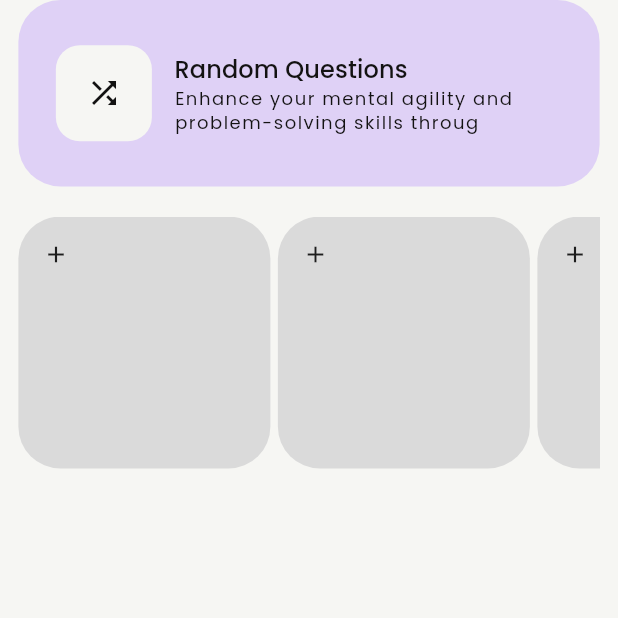
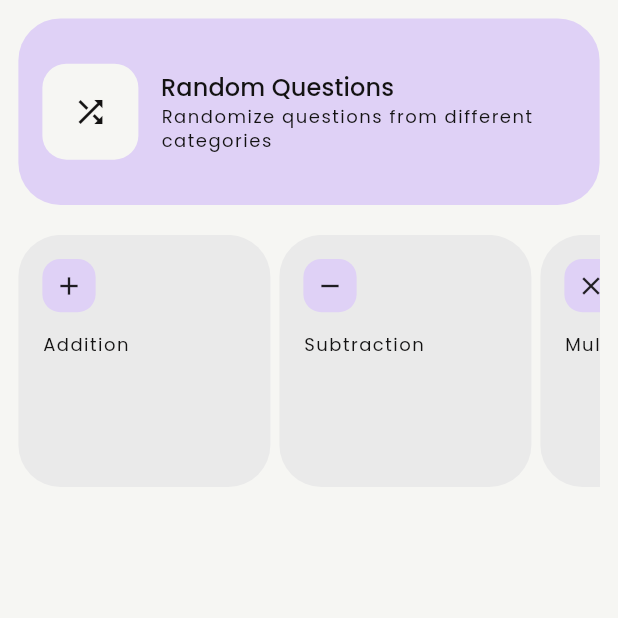
Before and after one commit to prime-infinity/numeracy_app, a Flutter app: the screen it shows after launch, on a phone screen of 412 x 824 dp, the top half of it. Run offline on Flutter 3.47's test engine with Material 3 defaults, Android fonts, the phone set to English and light mode, and no system bars; our stand-ins replace flutter_riverpod, google_fonts, riverpod_annotation; generated files the repository leaves out were written again.

Commit message:
working on home

```diff
--- a/lib/screens/home/home.dart
+++ b/lib/screens/home/home.dart
@@ -1,3 +1,4 @@
+import 'package:flutter/cupertino.dart';
 import 'package:flutter/material.dart';
 import 'package:numeracy_app/shared/texts/styled_text.dart';
 import 'package:numeracy_app/theme.dart';
@@ -21,7 +22,7 @@ class _HomeState extends State<Home> {
       body: SafeArea(
         child: SingleChildScrollView(
           child: Padding(
-            padding: const EdgeInsets.symmetric(horizontal: 12.25),
+            padding: const EdgeInsets.all(12.25),
             child: Column(
               mainAxisAlignment: MainAxisAlignment.start,
               crossAxisAlignment: CrossAxisAlignment.start,
@@ -34,7 +35,7 @@ class _HomeState extends State<Home> {
                         BorderRadius.circular(AppDimensions.cardRadius),
                   ),
                   child: Padding(
-                    padding: const EdgeInsets.all(25.0),
+                    padding: const EdgeInsets.all(16.0),
                     child: Row(
                       children: [
                         Container(
@@ -58,7 +59,7 @@ class _HomeState extends State<Home> {
                               StyledTitleSmallText(
                                   "Random Questions", AppColors.black),
                               StyledSmallText(
-                                  "Enhance your mental agility and problem-solving skills throug",
+                                  "Randomize questions from different categories",
                                   AppColors.black)
                             ],
                           ),
@@ -74,29 +75,33 @@ class _HomeState extends State<Home> {
                     child: Row(
                       children: [
                         _buildCard(
-                          title: 'Addition Questions',
+                          title: 'Addition',
                           description:
                               'Enhance your mental agility and problem-solving skills through addition exercises.',
+                          icon: Icons.add,
                         ),
-                        const SizedBox(width: 5),
+                        const SizedBox(width: 6),
                         _buildCard(
-                          title: 'Subtraction Questions',
+                          title: 'Subtraction',
                           description:
                               'Enhance your mental agility and problem-solving skills through subtraction exercises.',
+                          icon: Icons.remove,
                         ),
-                        const SizedBox(width: 5),
+                        const SizedBox(width: 6),
                         _buildCard(
-                          title: 'Multiplication Questions',
+                          title: 'Multiplication',
                           description:
                               'Enhance your mental agility and problem-solving skills through multiplication exercises.',
+                          icon: Icons.close,
                         ),
-                        const SizedBox(width: 5),
+                        const SizedBox(width: 6),
                         _buildCard(
-                          title: 'Division Questions',
+                          title: 'Division',
                           description:
                               'Enhance your mental agility and problem-solving skills through division exercises.',
+                          icon: CupertinoIcons.divide,
                         ),
-                        const SizedBox(width: 5),
+                        const SizedBox(width: 6),
                       ],
                     ))
               ],
@@ -107,23 +112,36 @@ class _HomeState extends State<Home> {
     );
   }
 
-  Widget _buildCard({required String title, required String description}) {
+  Widget _buildCard({
+    required String title,
+    required String description,
+    required IconData icon,
+  }) {
     return Container(
       width: 168,
       height: 168,
       decoration: BoxDecoration(
-        color: AppColors.cardGrey,
+        color: const Color.fromARGB(255, 234, 234, 234),
         borderRadius: BorderRadius.circular(AppDimensions.cardRadius),
       ),
-      child: const Padding(
-        padding: EdgeInsets.all(16.0),
+      child: Padding(
+        padding: const EdgeInsets.all(16.0),
         child: Column(
           crossAxisAlignment: CrossAxisAlignment.start,
           children: [
-            Icon(
-              Icons.add,
-              size: 18,
+            Container(
+              width: 35.5,
+              height: 35.5,
+              decoration: BoxDecoration(
+                  color: AppColors.primaryAccent,
+                  borderRadius: BorderRadius.circular(12)),
+              child: Icon(
+                icon,
+                size: 20,
+              ),
             ),
+            SizedBox(height: 14),
+            StyledSmallText(title, AppColors.black)
           ],
         ),
       ),
--- a/lib/theme.dart
+++ b/lib/theme.dart
@@ -9,7 +9,7 @@ class AppColors {
   static Color failureBorder = const Color(0xFFD32F2F);
   static Color black = const Color.fromARGB(255, 19, 18, 18);
   static Color white = const Color.fromARGB(255, 246, 246, 243);
-  static Color cardGrey = const Color.fromARGB(255, 218, 218, 218);
+  static Color cardGrey = const Color.fromARGB(0, 198, 198, 198);
 }
 
 class AppDimensions {
```
